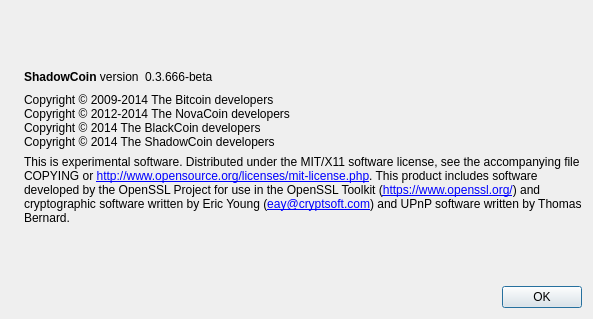
The window that src/qt/forms/aboutdialog.ui (Meee32/NET-TEST) describes before a commit, drawn with Qt 5.
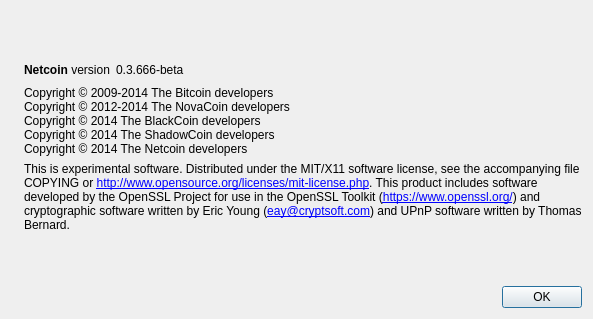
The same window after the commit. Icons and pictures are not drawn.

What changed in the file:
```diff
--- a/src/qt/forms/aboutdialog.ui
+++ b/src/qt/forms/aboutdialog.ui
@@ -50,7 +50,7 @@
           <cursorShape>IBeamCursor</cursorShape>
          </property>
          <property name="text">
-          <string>&lt;b&gt;ShadowCoin&lt;/b&gt; version</string>
+          <string>&lt;b&gt;Netcoin&lt;/b&gt; version</string>
          </property>
          <property name="textInteractionFlags">
           <set>Qt::LinksAccessibleByMouse|Qt::TextSelectableByKeyboard|Qt::TextSelectableByMouse</set>
@@ -94,7 +94,8 @@
         <string>Copyright © 2009-2014 The Bitcoin developers
 Copyright © 2012-2014 The NovaCoin developers
 Copyright © 2014 The BlackCoin developers
-Copyright © 2014 The ShadowCoin developers</string>
+Copyright © 2014 The ShadowCoin developers
+Copyright © 2014 The Netcoin developers</string>
        </property>
        <property name="textInteractionFlags">
         <set>Qt::LinksAccessibleByMouse|Qt::TextSelectableByKeyboard|Qt::TextSelectableByMouse</set>
```
Left out of the diff: 2 changed lines with no effect on the pictures.
